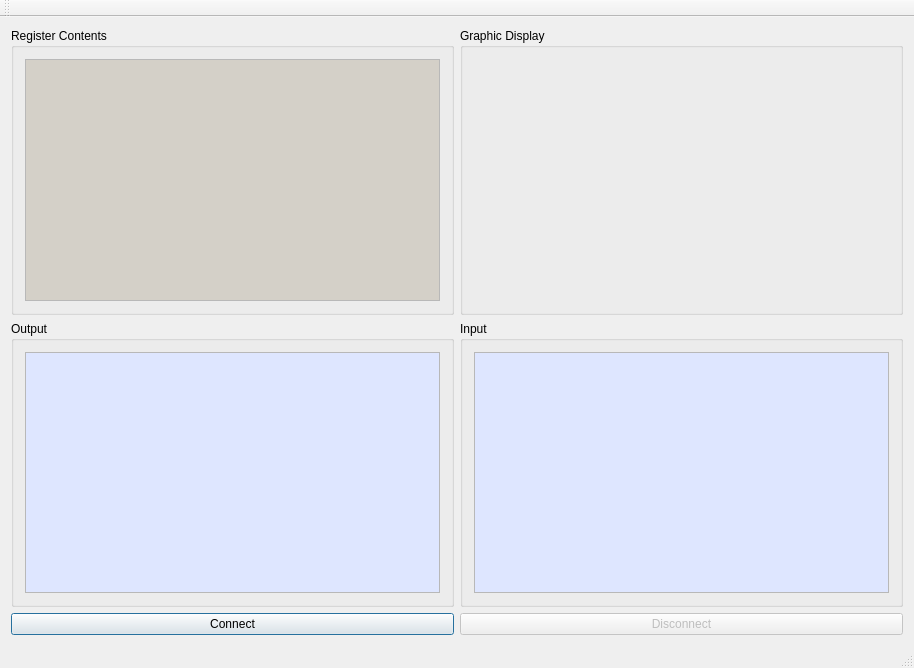
Before: the Qt Designer form source/qgovernor/mainwindow.ui in esden/open-bldc, drawn with Qt 5.
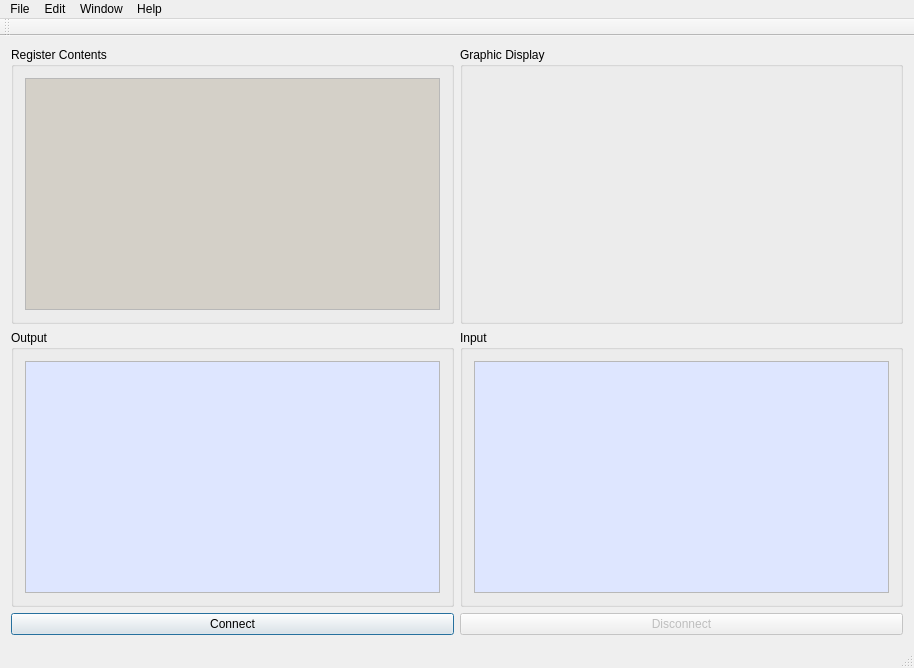
After: the same form once the commit is applied.

Commit message: Added menu entries to qgovernor.

Patch:
```diff
--- a/source/qgovernor/mainwindow.ui
+++ b/source/qgovernor/mainwindow.ui
@@ -370,6 +370,35 @@
    <property name="nativeMenuBar">
     <bool>true</bool>
    </property>
+   <widget class="QMenu" name="menuFile">
+    <property name="title">
+     <string>File</string>
+    </property>
+    <addaction name="actionQuit"/>
+   </widget>
+   <widget class="QMenu" name="menuEdit">
+    <property name="title">
+     <string>Edit</string>
+    </property>
+    <addaction name="actionPreferences"/>
+   </widget>
+   <widget class="QMenu" name="menuHelp">
+    <property name="title">
+     <string>Help</string>
+    </property>
+    <addaction name="actionAbout_Qt"/>
+    <addaction name="actionAbout"/>
+   </widget>
+   <widget class="QMenu" name="menuWindow">
+    <property name="title">
+     <string>Window</string>
+    </property>
+    <addaction name="action_Simulator"/>
+   </widget>
+   <addaction name="menuFile"/>
+   <addaction name="menuEdit"/>
+   <addaction name="menuWindow"/>
+   <addaction name="menuHelp"/>
   </widget>
   <widget class="QToolBar" name="mainToolBar">
    <attribute name="toolBarArea">
```
Left out of the diff: 47 changed lines with no effect on the pictures. The commit also changes 2 other files.
